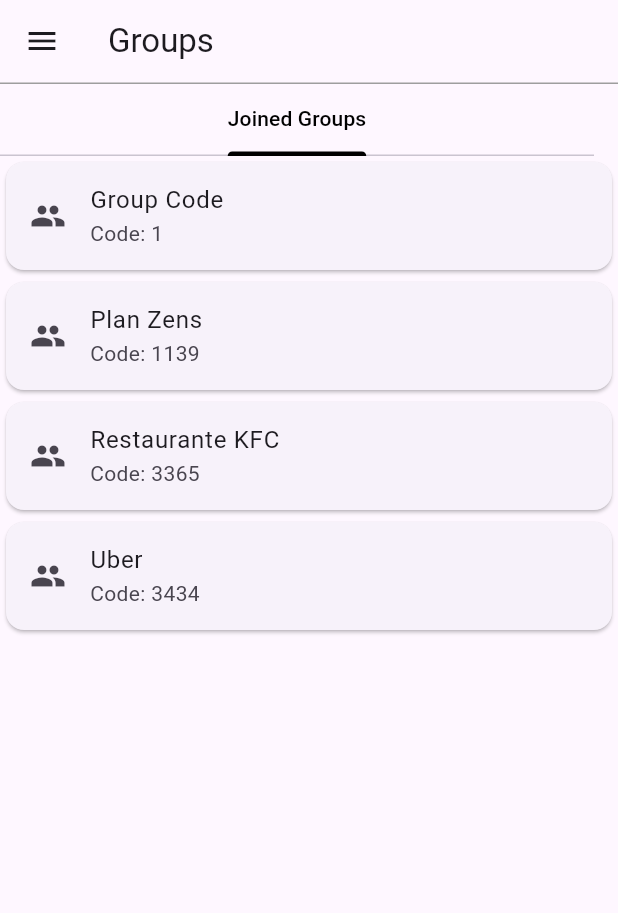
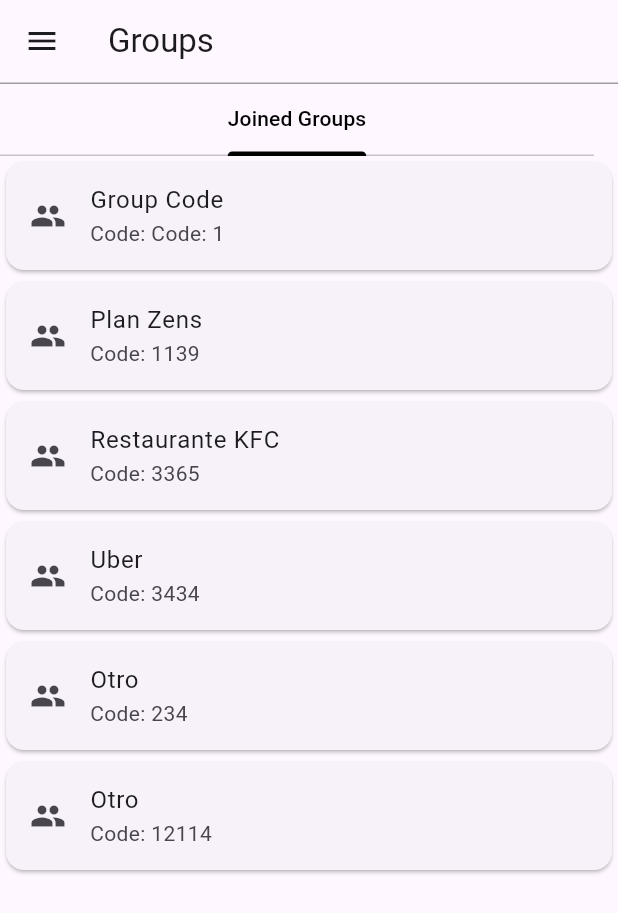
Before and after one commit to martinavasconez/SplitWise, a Flutter app: the GroupScreen screen opened directly, on a phone screen of 412 x 824 dp. Shown: the top 913 px of the screen. Run offline on Flutter 3.47's test engine with Material 3 defaults, Android fonts, the phone set to English and light mode, and no system bars; accounts and stored records are empty; generated files the repository leaves out were written again.

Commit message:
cambio clase grupo

```diff
--- a/frontend/lib/GroupScreen.dart
+++ b/frontend/lib/GroupScreen.dart
@@ -1,5 +1,3 @@
-// ignore_for_file: prefer_const_constructors
-
 import 'package:flutter/material.dart';
 import 'CreateGroupScreen.dart';
 import 'JoinGroupScreen.dart';
@@ -30,6 +28,19 @@
   void dispose() {
     _tabController?.dispose();
     super.dispose();
+  }
+
+  Widget buildGroupCard(String groupName, String groupCode) {
+    return Card(
+      child: ListTile(
+        leading: Icon(Icons.group),
+        title: Text(groupName),
+        subtitle: Text('Code: $groupCode'),
+        onTap: () {
+          Navigator.push(context, MaterialPageRoute(builder: (context) => GroupDetailsScreen()));
+        },
+      ),
+    );
   }
 
   @override
@@ -68,54 +79,51 @@
           children: <Widget>[
             UserAccountsDrawerHeader(
               accountName: Text(
-                widget.usuario?.nombre?? "Johanna Doe", // Use usuario's nombre or default
+                widget.usuario?.nombre ?? "Johanna Doe",
                 style: TextStyle(color: Colors.black),
               ),
               accountEmail: Text(
-                widget.usuario?.correo?? "johanna@company.com", // Use usuario's email or default
+                widget.usuario?.correo ?? "johanna@company.com",
                 style: TextStyle(color: Colors.black),
               ),
               currentAccountPicture: CircleAvatar(
-                backgroundImage: AssetImage('assets/images/JeanDoe.png'), // Ruta de la imagen de perfil
+                backgroundImage: AssetImage('assets/images/JeanDoe.png'),
                 backgroundColor: Colors.white,
               ),
               decoration: BoxDecoration(
                 color: const Color.fromARGB(255, 255, 255, 255),
               ),
             ),
-
             ListTile(
               leading: Icon(Icons.group),
               title: Text(
                 'Groups',
-                style: TextStyle(color: Colors.black), // Cambia el color del texto a negro
+                style: TextStyle(color: Colors.black),
               ),
               onTap: () {
-                Navigator.pop(context); // Cierra el drawer
+                Navigator.pop(context);
               },
             ),
             ListTile(
               leading: Icon(Icons.group_add),
               title: Text(
                 'Create Group',
-                style: TextStyle(color: Colors.black), // Cambia el color del texto a negro
+                style: TextStyle(color: Colors.black),
               ),
               onTap: () {
-                Navigator.pop(context); // Cierra el drawer
-                Navigator.push(context,
-                    MaterialPageRoute(builder: (context) => CreateGroupScreen()));
+                Navigator.pop(context);
+                Navigator.push(context, MaterialPageRoute(builder: (context) => CreateGroupScreen()));
               },
             ),
             ListTile(
               leading: Icon(Icons.input),
               title: Text(
                 'Join Group',
-                style: TextStyle(color: Colors.black), // Cambia el color del texto a negro
+                style: TextStyle(color: Colors.black),
               ),
               onTap: () {
-                Navigator.pop(context); // Cierra el drawer
-                Navigator.push(context,
-                    MaterialPageRoute(builder: (context) => JoinGroupScreen()));
+                Navigator.pop(context);
+                Navigator.push(context, MaterialPageRoute(builder: (context) => JoinGroupScreen()));
               },
             ),
           ],
@@ -126,57 +134,14 @@
         children: [
           ListView(
             children: [
-              // Aquí mostramos el nuevo grupo como una tarjeta en la lista de grupos
               if (widget.group != null)
-                Card(
-                  child: ListTile(
-                    leading: Icon(Icons.group),
-                    title: Text(widget.group!.nombre ?? ''), // Nombre del grupo
-                    // Subtítulo con más detalles del grupo si es necesario
-                    subtitle: Text('Code: ${widget.group!.id ?? ''}'), // ID del grupo
-                    onTap: () {
-                      // Navegación a GroupDetailsScreen al tocar el grupo
-                      Navigator.push(context, MaterialPageRoute(builder: (context) => GroupDetailsScreen()));
-                    },
-                  ),
-                ),
+                buildGroupCard(widget.group!.nombre ?? '',('Code: ${widget.group!.id ?? ''}')),
               // Cards que ya estaban implementadas
-              Card(
-                child: ListTile(
-                  leading: Icon(Icons.group),
-                  title: Text('Plan Zens'),
-                  subtitle: Text('Code: 1139'),
-                  onTap: () {
-                    // Navegación a GroupDetailsScreen al tocar el grupo
-                    Navigator.push(context,
-                        MaterialPageRoute(builder: (context) => GroupDetailsScreen()));
-                  },
-                ),
-              ),
-              Card(
-                child: ListTile(
-                  leading: Icon(Icons.group),
-                  title: Text('Restaurante KFC'),
-                  subtitle: Text('Code: 3365'),
-                  onTap: () {
-                    // Navegación a GroupDetailsScreen al tocar el grupo
-                    Navigator.push(context,
-                        MaterialPageRoute(builder: (context) => GroupDetailsScreen()));
-                  },
-                ),
-              ),
-              Card(
-                child: ListTile(
-                  leading: Icon(Icons.group),
-                  title: Text('Uber'),
-                  subtitle: Text('Code: 3434'),
-                  onTap: () {
-                    // Navegación a GroupDetailsScreen al tocar el grupo
-                    Navigator.push(context,
-                        MaterialPageRoute(builder: (context) => GroupDetailsScreen()));
-                  },
-                ),
-              ),
+              buildGroupCard('Plan Zens', '1139'),
+              buildGroupCard('Restaurante KFC', '3365'),
+              buildGroupCard('Uber', '3434'),
+              buildGroupCard('Otro', '234'),
+              buildGroupCard('Otro', '12114'),
             ],
           ),
         ],
--- a/frontend/lib/config/api.dart
+++ b/frontend/lib/config/api.dart
@@ -1,4 +1,4 @@
 library my_prj.globals;
 
-String apiBaseUrlEmulator = 'http://10.0.2.2:2525';
+String apiBaseUrlEmulator = 'http://localhost:2525';
 String apiBaseUrl = 'http://localhost:2525';
```
Also changed, not shown: 2 other files.
